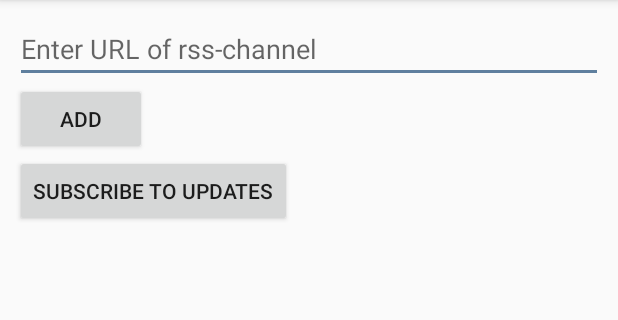
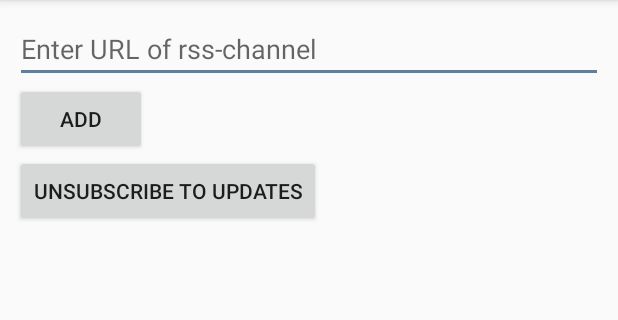
Before and after one commit to ezhova-ta/news-aggregator, an Android app: the screen it shows after launch (RssChannelListActivity), after a tap on "SUBSCRIBE TO UPDATES", on a phone screen of 412 x 824 dp, the part 84-404 px from its top. Run offline under Robolectric (Android 15) with nearby library versions, the phone set to English and light mode, and no system bars.

Commit message:
Реализована отписка от обновлений.

```diff
--- a/app/src/main/java/com/example/newsaggregator/presenter/channel/list/RssChannelListPresenter.java
+++ b/app/src/main/java/com/example/newsaggregator/presenter/channel/list/RssChannelListPresenter.java
@@ -5,5 +5,6 @@ public interface RssChannelListPresenter {
     void onAddRssChannelButtonClick();
     void onDeleteRssChannelsButtonClick();
     void onEnableUpdatingNotificationsButtonClick();
+    void onDisableUpdatingNotificationsButtonClick();
     void onReceiveBroadcastMessage(int requestResult);
 }
--- a/app/src/main/java/com/example/newsaggregator/presenter/channel/list/RssChannelListPresenterImpl.java
+++ b/app/src/main/java/com/example/newsaggregator/presenter/channel/list/RssChannelListPresenterImpl.java
@@ -26,6 +26,14 @@ public class RssChannelListPresenterImpl implements RssChannelListPresenter, OnR
 
     @Override
     public void onResume() {
+        if(rssChannelListView.getEnabledNotificationsValue()) {
+            rssChannelListView.hideEnableUpdatingNotificationsButton();
+            rssChannelListView.showDisableUpdatingNotificationsButton();
+        } else {
+            rssChannelListView.hideDisableUpdatingNotificationsButton();
+            rssChannelListView.showEnableUpdatingNotificationsButton();
+        }
+
         final ShowRssChannelListTask task = new ShowRssChannelListTask(this);
         task.execute();
     }
@@ -46,11 +54,20 @@ public class RssChannelListPresenterImpl implements RssChannelListPresenter, OnR
 
     @Override
     public void onEnableUpdatingNotificationsButtonClick() {
-        /*
-        TODO Установить enabledNotifications = true в SharedPreferences, чтобы можно было отменять подписку
-         */
+        rssChannelListView.hideEnableUpdatingNotificationsButton();
+        rssChannelListView.showDisableUpdatingNotificationsButton();
+        rssChannelListView.setEnabledNotificationsValue(true);
+        rssChannelListView.showEnableUpdatingNotificationsMessage();
         rssChannelListView.startAlarmManagerToUpdateNewsEntryLists();
-        rssChannelListView.showEnableUpdatingNotificationsMessage();
+    }
+
+    @Override
+    public void onDisableUpdatingNotificationsButtonClick() {
+        rssChannelListView.hideDisableUpdatingNotificationsButton();
+        rssChannelListView.showEnableUpdatingNotificationsButton();
+        rssChannelListView.setEnabledNotificationsValue(false);
+        rssChannelListView.showDisableUpdatingNotificationsMessage();
+        rssChannelListView.stopAlarmManagerToUpdateNewsEntryLists();
     }
 
     @Override
--- a/app/src/main/java/com/example/newsaggregator/view/channel/list/RssChannelListActivity.java
+++ b/app/src/main/java/com/example/newsaggregator/view/channel/list/RssChannelListActivity.java
@@ -29,10 +29,12 @@ import com.example.newsaggregator.presenter.channel.list.RssChannelListPresenter
 import com.example.newsaggregator.view.channel.list.deleting.DeletingRssChannelListActivity;
 import com.example.newsaggregator.view.news.entry.list.NewsEntryListActivity;
 
-import java.util.Calendar;
 import java.util.List;
 
 public class RssChannelListActivity extends AppCompatActivity implements RssChannelListView, AlarmReceiverListener {
+    private static final String NOTIFICATIONS_PREFERENCES_NAME = "notifications";
+    private static final String NOTIFICATIONS_PREFERENCES_KEY = "enabledNotifications";
+
     private DependencyInjectionFactory diFactory;
     private BroadcastReceiver receiver;
     private EditText addRssChannelEditText;
@@ -110,6 +112,10 @@ public class RssChannelListActivity extends AppCompatActivity implements RssChan
         presenter.onEnableUpdatingNotificationsButtonClick();
     }
 
+    public void onDisableUpdatingNotificationsButtonClick(final View view) {
+        presenter.onDisableUpdatingNotificationsButtonClick();
+    }
+
     @Override
     public void showRssChannelList(final List<RssChannel> rssChannelList) {
         final RssChannelAdapter adapter = new RssChannelAdapter(this, rssChannelList);
@@ -149,15 +155,36 @@ public class RssChannelListActivity extends AppCompatActivity implements RssChan
 
     @Override
     public void startAlarmManagerToUpdateNewsEntryLists() {
-        final Calendar calendar = Calendar.getInstance();
-        final Intent intent = new Intent(this, UpdatingNewsEntryListsAlarmReceiver.class);
-        final PendingIntent pendingIntent = PendingIntent.getBroadcast(this, 0, intent, 0);
+        /*
+        TODO magic const
+         */
+        final PendingIntent pendingIntent = PendingIntent.getBroadcast(
+                this,
+                0,
+                new Intent(this, UpdatingNewsEntryListsAlarmReceiver.class),
+                0
+        );
         final AlarmManager alarmManager = (AlarmManager) getSystemService(ALARM_SERVICE);
         alarmManager.setRepeating(AlarmManager.RTC_WAKEUP, System.currentTimeMillis(), REPEATING_ALARM_INTERVAL, pendingIntent);
         UpdatingNewsEntryListsAlarmReceiver.subscribeOnAlarmReceiverInvocation(this);
         /*
-        TODO Unsubscribe ??
+        TODO .unsubscribeOnAlarmReceiverInvocation() ??
          */
+    }
+
+    @Override
+    public void stopAlarmManagerToUpdateNewsEntryLists() {
+        /*
+        TODO magic const
+         */
+        final PendingIntent pendingIntent = PendingIntent.getBroadcast(
+                this,
+                0,
+                new Intent(this, UpdatingNewsEntryListsAlarmReceiver.class),
+                0
+        );
+        final AlarmManager alarmManager = (AlarmManager) getSystemService(ALARM_SERVICE);
+        alarmManager.cancel(pendingIntent);
     }
 
     @Override
@@ -196,8 +223,33 @@ public class RssChannelListActivity extends AppCompatActivity implements RssChan
     }
 
     @Override
+    public void showDisableUpdatingNotificationsMessage() {
+        showPopupMessage(getResources().getText(R.string.disable_updating_notifications_message));
+    }
+
+    @Override
     public void hideDeleteRssChannelsButton() {
         findViewById(R.id.deleteRssChannelsButton).setVisibility(View.GONE);
+    }
+
+    @Override
+    public void hideEnableUpdatingNotificationsButton() {
+        findViewById(R.id.enableUpdatingNotificationsButton).setVisibility(View.GONE);
+    }
+
+    @Override
+    public void hideDisableUpdatingNotificationsButton() {
+        findViewById(R.id.disableUpdatingNotificationsButton).setVisibility(View.GONE);
+    }
+
+    @Override
+    public void showEnableUpdatingNotificationsButton() {
+        findViewById(R.id.enableUpdatingNotificationsButton).setVisibility(View.VISIBLE);
+    }
+
+    @Override
+    public void showDisableUpdatingNotificationsButton() {
+        findViewById(R.id.disableUpdatingNotificationsButton).setVisibility(View.VISIBLE);
     }
 
     @Override
@@ -227,6 +279,20 @@ public class RssChannelListActivity extends AppCompatActivity implements RssChan
         }
     }
 
+    @Override
+    public void setEnabledNotificationsValue(final boolean isEnable) {
+        getSharedPreferences(NOTIFICATIONS_PREFERENCES_NAME, MODE_PRIVATE)
+                .edit()
+                .putBoolean(NOTIFICATIONS_PREFERENCES_KEY, isEnable)
+                .apply();
+    }
+
+    @Override
+    public boolean getEnabledNotificationsValue() {
+        return   getSharedPreferences(NOTIFICATIONS_PREFERENCES_NAME, MODE_PRIVATE)
+                .getBoolean(NOTIFICATIONS_PREFERENCES_KEY, false);
+    }
+
     private void showPopupMessage(final CharSequence text) {
         final Toast toast = Toast.makeText(this, text, Toast.LENGTH_SHORT);
         toast.setGravity(Gravity.CENTER, 0, 0);
--- a/app/src/main/java/com/example/newsaggregator/view/channel/list/RssChannelListView.java
+++ b/app/src/main/java/com/example/newsaggregator/view/channel/list/RssChannelListView.java
@@ -13,17 +13,31 @@ public interface RssChannelListView {
     void showRssChannelList(List<RssChannel> rssChannelList);
     String getAddRssChannelEditTextValue();
     void clearAddRssChannelEditText();
+
     void startActivityToDisplayNewsEntryList(String rssChannelLinkExtraKey, String rssChannelLinkExtraValue);
     void startActivityToDeleteRssChannels();
     void startAlarmManagerToUpdateNewsEntryLists();
+    void stopAlarmManagerToUpdateNewsEntryLists();
+
     void showProgressBar();
     void hideProgressBar();
+
     void showRssChannelsLoadingErrorMessage();
     void showRssChannelsAddingErrorMessage();
     void showRssChannelsAddingSuccessMessage();
     void showEmptyRssChannelListMessage();
     void showEnableUpdatingNotificationsMessage();
+    void showDisableUpdatingNotificationsMessage();
+
     void hideDeleteRssChannelsButton();
+    void hideEnableUpdatingNotificationsButton();
+    void hideDisableUpdatingNotificationsButton();
+    void showEnableUpdatingNotificationsButton();
+    void showDisableUpdatingNotificationsButton();
     void showDeleteRssChannelsButton();
+
     void showUpdateNotification();
+
+    void setEnabledNotificationsValue(boolean isEnable);
+    boolean getEnabledNotificationsValue();
 }
--- a/app/src/main/res/layout/rss_channel_list.xml
+++ b/app/src/main/res/layout/rss_channel_list.xml
@@ -36,6 +36,14 @@
         android:onClick="onEnableUpdatingNotificationsButtonClick"
         android:text="@string/enable_updating_notifications_button_text" />
 
+    <Button
+        android:id="@+id/disableUpdatingNotificationsButton"
+        android:visibility="gone"
+        android:layout_width="wrap_content"
+        android:layout_height="wrap_content"
+        android:onClick="onDisableUpdatingNotificationsButtonClick"
+        android:text="@string/disable_updating_notifications_button_text" />
+
     <ProgressBar
         android:id="@+id/rssChannelsLoadingProgress"
         android:visibility="gone"
--- a/app/src/main/res/values/strings.xml
+++ b/app/src/main/res/values/strings.xml
@@ -6,6 +6,7 @@
     <string name="delete_rss_channels_button_text">Delete channels</string>
     <string name="confirm_deleting_rss_channels_button_text">Delete</string>
     <string name="enable_updating_notifications_button_text">Subscribe to updates</string>
+    <string name="disable_updating_notifications_button_text">Unsubscribe to updates</string>
 
     <string name="rss_channels_loading_error_message">Downloading RSS-channels error!</string>
     <string name="rss_channels_adding_error_message">Adding RSS-channels error!</string>
@@ -17,6 +18,7 @@
     <string name="empty_news_entry_list_message">Update news list required</string>
     <string name="empty_rss_channel_list_message">RSS-channel list is empty</string>
     <string name="enable_updating_notifications_message">You subscribed to updates</string>
+    <string name="disable_updating_notifications_message">You unsubscribed to updates</string>
 
     <string name="update_notification_content_title">Fresh news</string>
     <string name="update_notification_content_text">There were fresh news in RSS feeds</string>
```
Also changed, not shown: 1 other file.
